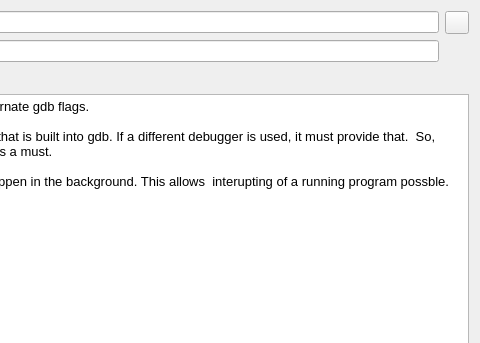
Above: src/SeerGdbConfigPage.ui from epasveer/seer before the change; both pictures show x 248 to 728 and y 0 to 343 of the 728 by 445 pixel window. Below: the same form after it.
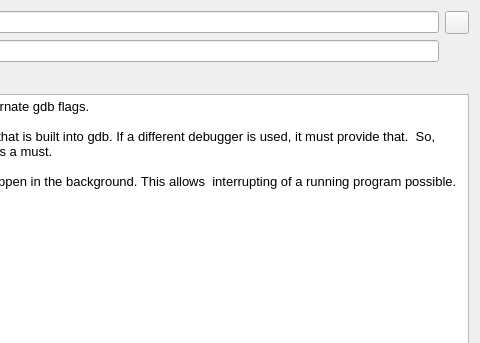
That is the form after the change. Icons and pictures are not drawn.

What changed in the file:
```diff
--- a/src/SeerGdbConfigPage.ui
+++ b/src/SeerGdbConfigPage.ui
@@ -52,7 +52,7 @@
 &lt;p style=&quot;-qt-paragraph-type:empty; margin-top:0px; margin-bottom:0px; margin-left:0px; margin-right:0px; -qt-block-indent:0; text-indent:0px;&quot;&gt;&lt;br /&gt;&lt;/p&gt;
 &lt;p style=&quot; margin-top:0px; margin-bottom:0px; margin-left:0px; margin-right:0px; -qt-block-indent:0; text-indent:0px;&quot;&gt;Note, Seer relies on the &amp;quot;mi&amp;quot; interpreter that is built into gdb. If a different debugger is used, it must provide that.  So, usually, the &amp;quot;--interpreter=mi&amp;quot; argument is a must.&lt;/p&gt;
 &lt;p style=&quot;-qt-paragraph-type:empty; margin-top:0px; margin-bottom:0px; margin-left:0px; margin-right:0px; -qt-block-indent:0; text-indent:0px;&quot;&gt;&lt;br /&gt;&lt;/p&gt;
-&lt;p style=&quot; margin-top:0px; margin-bottom:0px; margin-left:0px; margin-right:0px; -qt-block-indent:0; text-indent:0px;&quot;&gt;Async mode allows all gdb actions to happen in the background. This allows  interupting of a running program possble.&lt;/p&gt;
+&lt;p style=&quot; margin-top:0px; margin-bottom:0px; margin-left:0px; margin-right:0px; -qt-block-indent:0; text-indent:0px;&quot;&gt;Async mode allows all gdb actions to happen in the background. This allows  interrupting of a running program possible.&lt;/p&gt;
 &lt;p style=&quot;-qt-paragraph-type:empty; margin-top:0px; margin-bottom:0px; margin-left:0px; margin-right:0px; -qt-block-indent:0; text-indent:0px;&quot;&gt;&lt;br /&gt;&lt;/p&gt;&lt;/body&gt;&lt;/html&gt;</string>
      </property>
     </widget>
```
Left out of the diff: 18 changed lines with no effect on the pictures.
